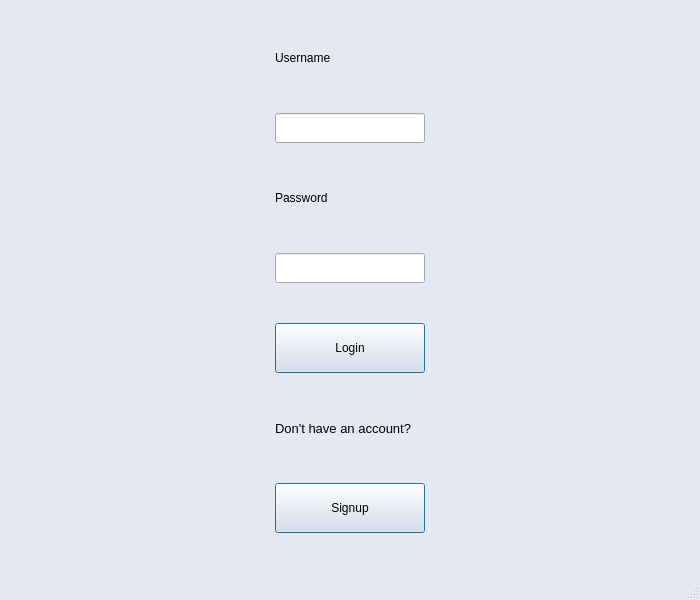
The window that concurrentTextEditor/clientmainwindow.ui (scottiexdev/concurrentTextEditor) describes before a commit, drawn with Qt 5.
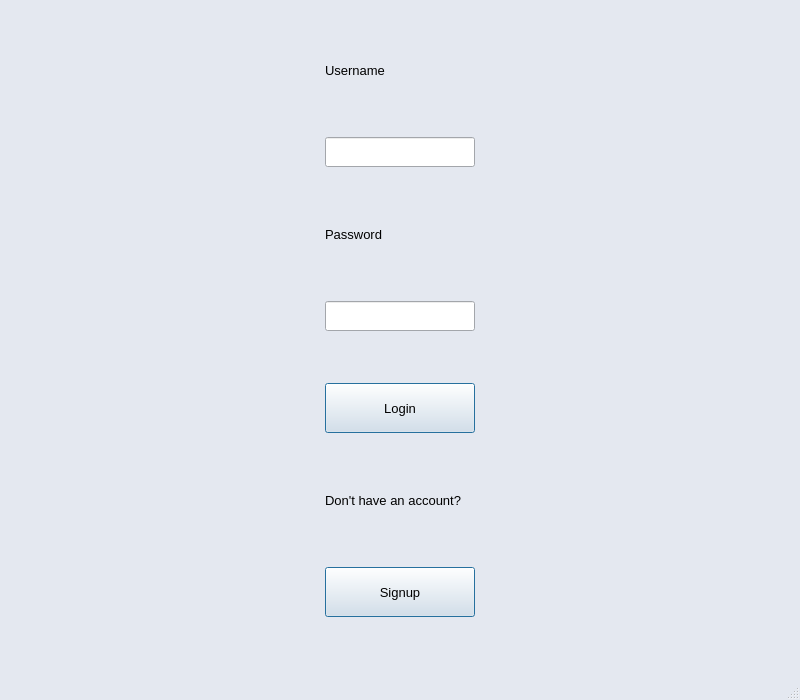
The same window after the commit.

Commit message: rearrangement loggedin layout + textsize in other windows & new icons

```diff
--- a/concurrentTextEditor/clientmainwindow.ui
+++ b/concurrentTextEditor/clientmainwindow.ui
@@ -6,20 +6,20 @@
    <rect>
     <x>0</x>
     <y>0</y>
-    <width>700</width>
-    <height>600</height>
+    <width>800</width>
+    <height>700</height>
    </rect>
   </property>
   <property name="minimumSize">
    <size>
-    <width>700</width>
-    <height>600</height>
+    <width>800</width>
+    <height>700</height>
    </size>
   </property>
   <property name="maximumSize">
    <size>
-    <width>700</width>
-    <height>600</height>
+    <width>1000</width>
+    <height>800</height>
    </size>
   </property>
   <property name="palette">
@@ -495,10 +495,15 @@
       </property>
       <property name="maximumSize">
        <size>
-        <width>300</width>
+        <width>150</width>
         <height>30</height>
        </size>
       </property>
+      <property name="font">
+       <font>
+        <pointsize>10</pointsize>
+       </font>
+      </property>
       <property name="text">
        <string>Username</string>
       </property>
@@ -549,6 +554,11 @@
         <height>30</height>
        </size>
       </property>
+      <property name="font">
+       <font>
+        <pointsize>10</pointsize>
+       </font>
+      </property>
       <property name="text">
        <string>Password</string>
       </property>
@@ -596,6 +606,11 @@
         <height>50</height>
        </size>
       </property>
+      <property name="font">
+       <font>
+        <pointsize>10</pointsize>
+       </font>
+      </property>
       <property name="text">
        <string>Login</string>
       </property>
@@ -623,7 +638,7 @@
       </property>
       <property name="maximumSize">
        <size>
-        <width>150</width>
+        <width>500</width>
         <height>30</height>
        </size>
       </property>
@@ -655,6 +670,11 @@
         <height>50</height>
        </size>
       </property>
+      <property name="font">
+       <font>
+        <pointsize>10</pointsize>
+       </font>
+      </property>
       <property name="text">
        <string>Signup</string>
       </property>
```
Left out of the diff: 2 changed lines with no effect on the pictures. The commit also changes 6 other files.
